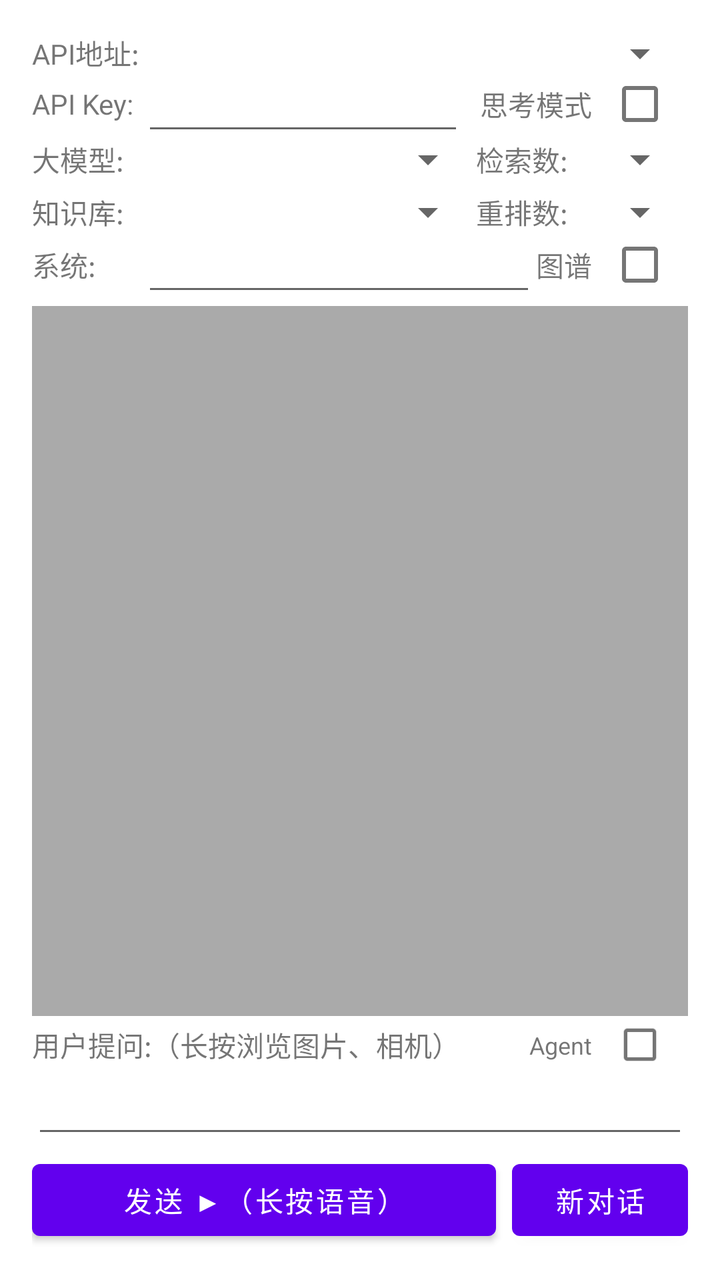
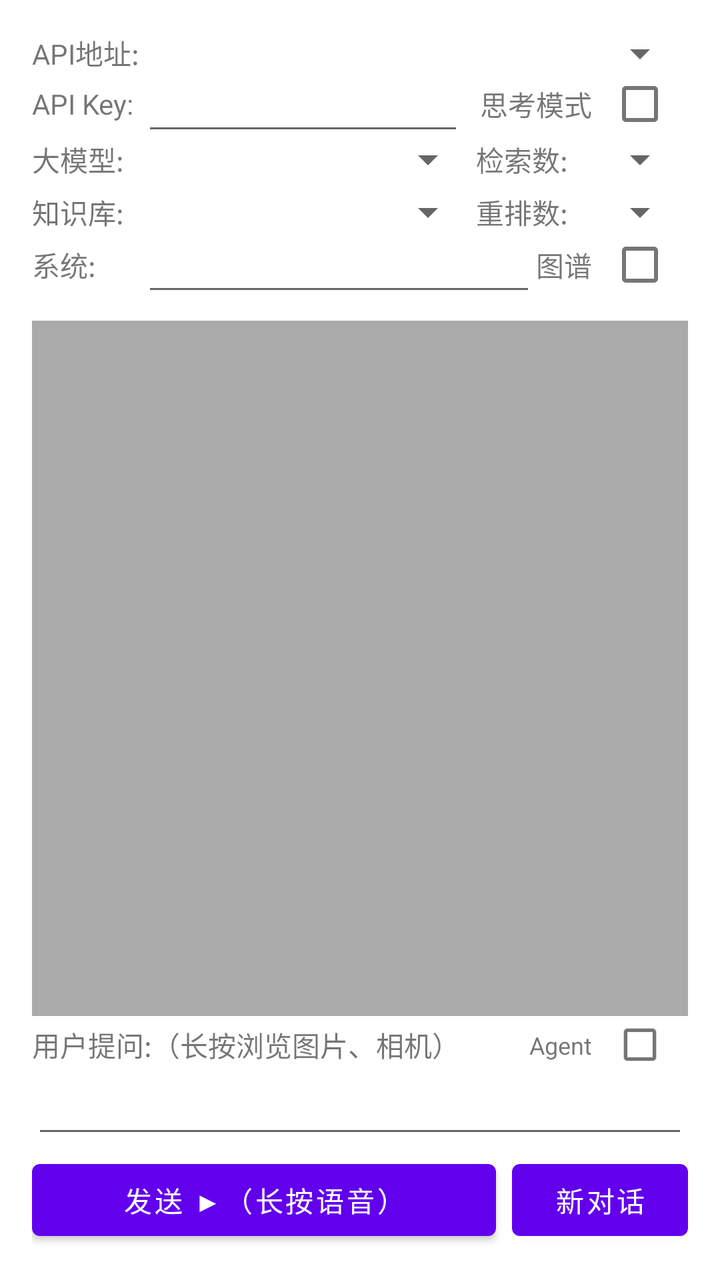

Before-and-after screenshots of an Android layout around one commit, followed by the original layout XML and the change that was made.
<!-- AndroidManifest.xml: application theme Theme.OfflineAI -->
<!-- res/layout/fragment_rag_qa.xml -->
<?xml version="1.0" encoding="utf-8"?>
<androidx.constraintlayout.widget.ConstraintLayout xmlns:android="http://schemas.android.com/apk/res/android"
    xmlns:app="http://schemas.android.com/apk/res-auto"
    xmlns:tools="http://schemas.android.com/tools"
    android:layout_width="match_parent"
    android:layout_height="match_parent"
    android:padding="16dp">

    
    <androidx.constraintlayout.widget.Guideline
        android:id="@+id/guidelineLabel"
        android:layout_width="wrap_content"
        android:layout_height="wrap_content"
        android:orientation="vertical"
        app:layout_constraintGuide_begin="55dp" />

    <TextView
        android:id="@+id/textViewApiUrlLabel"
        android:layout_width="0dp"
        android:layout_height="wrap_content"
        android:text="@string/label_llm_api_url"
        app:layout_constraintTop_toTopOf="parent"
        app:layout_constraintStart_toStartOf="parent"
        app:layout_constraintEnd_toStartOf="@+id/guidelineLabel" />

    <Spinner
        android:id="@+id/spinnerApiUrl"
        android:layout_width="0dp"
        android:layout_height="wrap_content"
        android:layout_marginStart="0dp"
        app:layout_constraintTop_toTopOf="@+id/textViewApiUrlLabel"
        app:layout_constraintBottom_toBottomOf="@+id/textViewApiUrlLabel"
        app:layout_constraintStart_toEndOf="@+id/guidelineLabel"
        app:layout_constraintEnd_toEndOf="parent" />

    <TextView
        android:id="@+id/textViewApiKeyLabel"
        android:layout_width="0dp"
        android:layout_height="wrap_content"
        android:layout_marginTop="4dp"
        android:text="@string/label_llm_api_key"
        app:layout_constraintTop_toBottomOf="@+id/spinnerApiUrl" 
        app:layout_constraintStart_toStartOf="parent"
        app:layout_constraintEnd_toStartOf="@+id/guidelineLabel" />

    <EditText
        android:id="@+id/editTextApiKey"
        android:layout_width="0dp"
        android:layout_height="wrap_content"
        android:layout_marginStart="0dp"
        android:layout_marginEnd="8dp"
        android:inputType="textPassword"
        app:layout_constraintTop_toTopOf="@+id/textViewApiKeyLabel"
        app:layout_constraintBottom_toBottomOf="@+id/textViewApiKeyLabel"
        app:layout_constraintStart_toEndOf="@+id/guidelineLabel"
        app:layout_constraintEnd_toStartOf="@+id/textViewThinkingModeLabel" />
    
    <Spinner
        android:id="@+id/spinnerBackendPreference"
        android:layout_width="0dp"
        android:layout_height="wrap_content"
        android:layout_marginStart="0dp"
        android:layout_marginEnd="0dp"
        android:visibility="gone"
        app:layout_constraintTop_toTopOf="@+id/textViewApiKeyLabel"
        app:layout_constraintBottom_toBottomOf="@+id/textViewApiKeyLabel"
        app:layout_constraintStart_toEndOf="@+id/guidelineLabel"
        app:layout_constraintEnd_toStartOf="@+id/textViewSearchDepthLabel" />
        
    <TextView
        android:id="@+id/textViewThinkingModeLabel"
        android:layout_width="wrap_content"
        android:layout_height="wrap_content"
        android:text="@string/text_thinking_mode"
        app:layout_constraintTop_toTopOf="@+id/textViewApiKeyLabel"
        app:layout_constraintBottom_toBottomOf="@+id/textViewApiKeyLabel"
        app:layout_constraintEnd_toStartOf="@+id/checkBoxThinkingModeKey" />

    <CheckBox
        android:id="@+id/checkBoxThinkingModeKey"
        android:layout_width="wrap_content"
        android:layout_height="wrap_content"
        android:layout_marginStart="8dp"
        app:layout_constraintTop_toTopOf="@+id/textViewApiKeyLabel"
        app:layout_constraintBottom_toBottomOf="@+id/textViewApiKeyLabel"
        app:layout_constraintEnd_toEndOf="parent" />

    <TextView
        android:id="@+id/textViewApiModelLabel"
        android:layout_width="0dp"
        android:layout_height="wrap_content"
        android:layout_marginTop="8dp"
        android:text="@string/label_llm_model"
        app:layout_constraintTop_toBottomOf="@+id/textViewApiKeyLabel"
        app:layout_constraintStart_toStartOf="parent"
        app:layout_constraintEnd_toStartOf="@+id/guidelineLabel" />

    <Spinner
        android:id="@+id/spinnerApiModel"
        android:layout_width="0dp"
        android:layout_height="wrap_content"
        android:layout_marginStart="0dp"
        android:layout_marginEnd="0dp"
        app:layout_constraintTop_toTopOf="@+id/textViewApiModelLabel"
        app:layout_constraintBottom_toBottomOf="@+id/textViewApiModelLabel"
        app:layout_constraintStart_toEndOf="@+id/guidelineLabel"
        app:layout_constraintEnd_toStartOf="@+id/textViewSearchDepthLabel" />

    <TextView
        android:id="@+id/textViewKnowledgeBaseLabel"
        android:layout_width="0dp"
        android:layout_height="wrap_content"
        android:layout_marginTop="4dp"
        android:text="@string/label_knowledge_base"
        app:layout_constraintTop_toBottomOf="@+id/spinnerApiModel"
        app:layout_constraintStart_toStartOf="parent"
        app:layout_constraintEnd_toStartOf="@+id/guidelineLabel" />

    <TextView
        android:id="@+id/textViewSearchDepthLabel"
        android:layout_width="wrap_content"
        android:layout_height="wrap_content"
        android:text="@string/label_search_depth"
        android:layout_marginStart="0dp"
        app:layout_constraintTop_toTopOf="@+id/spinnerApiModel"
        app:layout_constraintBottom_toBottomOf="@+id/spinnerApiModel"
        app:layout_constraintStart_toEndOf="@+id/spinnerApiModel" />

    <Spinner
        android:id="@+id/spinnerSearchDepth"
        android:layout_width="60dp"
        android:layout_height="wrap_content"
        android:layout_marginStart="0dp"
        android:paddingEnd="10dp"  
        app:layout_constraintTop_toTopOf="@+id/textViewSearchDepthLabel"
        app:layout_constraintBottom_toBottomOf="@+id/textViewSearchDepthLabel"
        app:layout_constraintStart_toEndOf="@+id/textViewSearchDepthLabel"
        app:layout_constraintEnd_toEndOf="parent" />

    <Spinner
        android:id="@+id/spinnerKnowledgeBase"
        android:layout_width="0dp"
        android:layout_height="wrap_content"
        android:layout_marginStart="0dp"
        android:layout_marginEnd="0dp"
        app:layout_constraintTop_toTopOf="@+id/textViewKnowledgeBaseLabel"
        app:layout_constraintBottom_toBottomOf="@+id/textViewKnowledgeBaseLabel"
        app:layout_constraintStart_toEndOf="@+id/guidelineLabel"
        app:layout_constraintEnd_toStartOf="@+id/textViewRerankCountLabel" />

    <TextView
        android:id="@+id/textViewRerankCountLabel"
        android:layout_width="wrap_content"
        android:layout_height="wrap_content"
        android:text="@string/label_rerank_count"
        android:layout_marginStart="0dp"
        app:layout_constraintTop_toTopOf="@+id/spinnerKnowledgeBase"
        app:layout_constraintBottom_toBottomOf="@+id/spinnerKnowledgeBase"
        app:layout_constraintStart_toEndOf="@+id/spinnerKnowledgeBase" />

    <Spinner
        android:id="@+id/spinnerRerankCount"
        android:layout_width="60dp"
        android:layout_height="wrap_content"
        android:layout_marginStart="0dp"
        android:paddingEnd="10dp"
        app:layout_constraintTop_toTopOf="@+id/textViewRerankCountLabel"
        app:layout_constraintBottom_toBottomOf="@+id/textViewRerankCountLabel"
        app:layout_constraintStart_toEndOf="@+id/textViewRerankCountLabel"
        app:layout_constraintEnd_toEndOf="parent" />

    <TextView
        android:id="@+id/textViewSystemPromptLabel"
        android:layout_width="0dp"
        android:layout_height="wrap_content"
        android:layout_marginTop="4dp"
        android:text="@string/label_system_prompt"
        app:layout_constraintTop_toBottomOf="@+id/spinnerKnowledgeBase"
        app:layout_constraintStart_toStartOf="parent"
        app:layout_constraintEnd_toStartOf="@+id/guidelineLabel" />

    <EditText
        android:id="@+id/editTextSystemPrompt"
        android:layout_width="0dp"
        android:layout_height="wrap_content"
        android:inputType="text"
        android:singleLine="true"
        android:layout_marginStart="0dp"
        app:layout_constraintTop_toTopOf="@+id/textViewSystemPromptLabel"
        app:layout_constraintBottom_toBottomOf="@+id/textViewSystemPromptLabel"
        app:layout_constraintStart_toEndOf="@+id/guidelineLabel"
        app:layout_constraintEnd_toStartOf="@+id/textViewGraphRagLabel" />

    <TextView
        android:id="@+id/textViewGraphRagLabel"
        android:layout_width="wrap_content"
        android:layout_height="wrap_content"
        android:text="@string/label_graph_rag_short"
        app:layout_constraintTop_toTopOf="@+id/textViewSystemPromptLabel"
        app:layout_constraintBottom_toBottomOf="@+id/textViewSystemPromptLabel"
        app:layout_constraintEnd_toStartOf="@+id/checkBoxGraphRagMode" />

    <CheckBox
        android:id="@+id/checkBoxGraphRagMode"
        android:layout_width="wrap_content"
        android:layout_height="wrap_content"
        android:layout_marginStart="8dp"
        app:layout_constraintTop_toTopOf="@+id/textViewSystemPromptLabel"
        app:layout_constraintBottom_toBottomOf="@+id/textViewSystemPromptLabel"
        app:layout_constraintEnd_toEndOf="parent" />

    
    <androidx.recyclerview.widget.RecyclerView
        android:id="@+id/recyclerViewChat"
        android:layout_width="0dp"
        android:layout_height="0dp"
        android:layout_marginTop="0dp"
        android:layout_marginBottom="4dp"
        android:background="@android:color/darker_gray"
        android:clipToPadding="false"
        android:paddingStart="2dp"
        android:paddingEnd="2dp"
        android:paddingTop="4dp"
        android:paddingBottom="4dp"
        app:layout_constraintTop_toBottomOf="@+id/editTextSystemPrompt"
        app:layout_constraintBottom_toTopOf="@+id/textViewUserPromptLabel" 
        app:layout_constraintStart_toStartOf="parent"
        app:layout_constraintEnd_toEndOf="parent" />

    <TextView
        android:id="@+id/textViewUserPromptLabel"
        android:layout_width="wrap_content"
        android:layout_height="wrap_content"
        android:layout_marginTop="2dp" 
        android:text="@string/label_user_prompt"
        app:layout_constraintBottom_toTopOf="@+id/recyclerViewImageThumbnails"
        app:layout_constraintStart_toStartOf="parent" />
    
    <TextView
        android:id="@+id/textViewAgentModeLabel"
        android:layout_width="wrap_content"
        android:layout_height="wrap_content"
        android:text="@string/label_agent_mode"
        android:textSize="12sp"
        app:layout_constraintTop_toTopOf="@+id/textViewUserPromptLabel"
        app:layout_constraintBottom_toBottomOf="@+id/textViewUserPromptLabel"
        app:layout_constraintEnd_toStartOf="@+id/checkBoxAgentMode" />
    
    <CheckBox
        android:id="@+id/checkBoxAgentMode"
        android:layout_width="wrap_content"
        android:layout_height="wrap_content"
        android:layout_marginStart="4dp"
        android:scaleX="0.9"
        android:scaleY="0.9"
        app:layout_constraintTop_toTopOf="@+id/textViewUserPromptLabel"
        app:layout_constraintBottom_toBottomOf="@+id/textViewUserPromptLabel"
        app:layout_constraintEnd_toEndOf="parent" />

    
    <androidx.recyclerview.widget.RecyclerView
        android:id="@+id/recyclerViewImageThumbnails"
        android:layout_width="0dp"
        android:layout_height="wrap_content"
        android:layout_marginTop="4dp"
        android:layout_marginBottom="4dp"
        android:visibility="gone"
        app:layout_constraintBottom_toTopOf="@+id/editTextUserPrompt"
        app:layout_constraintStart_toStartOf="parent"
        app:layout_constraintEnd_toEndOf="parent" />

    <EditText
        android:id="@+id/editTextUserPrompt"
        android:layout_width="0dp"
        android:layout_height="wrap_content"
        android:inputType="text"
        android:maxLines="4"
        android:imeOptions="actionSend"
        android:layout_marginBottom="2dp"
        app:layout_constraintBottom_toTopOf="@+id/buttonSendStop"
        app:layout_constraintStart_toStartOf="parent"
        app:layout_constraintEnd_toEndOf="parent" /> 

    <Button
        android:id="@+id/buttonSendStop"
        android:layout_width="0dp"
        android:layout_height="wrap_content"
        android:layout_marginEnd="8dp"
        android:text="@string/button_send"
        app:layout_constraintBottom_toBottomOf="parent"
        app:layout_constraintStart_toStartOf="parent"
        app:layout_constraintEnd_toStartOf="@+id/buttonNewChat" />

    <Button
        android:id="@+id/buttonNewChat"
        android:layout_width="wrap_content"
        android:layout_height="wrap_content"
        android:text="@string/text_new_conversation"
        app:layout_constraintBottom_toBottomOf="parent"
        app:layout_constraintEnd_toEndOf="parent" />

</androidx.constraintlayout.widget.ConstraintLayout>
<!-- resources referenced by this layout -->
<resources>
  <string name="button_send">发送 ▶（长按语音）</string>
  <string name="label_agent_mode">Agent</string>
  <string name="label_graph_rag_short">图谱</string>
  <string name="label_knowledge_base">知识库:</string>
  <string name="label_llm_api_key">API Key:</string>
  <string name="label_llm_api_url">API地址:</string>
  <string name="label_llm_model">大模型:</string>
  <string name="label_rerank_count">重排数:</string>
  <string name="label_search_depth">检索数:</string>
  <string name="label_system_prompt">系统:</string>
  <string name="label_user_prompt">用户提问:（长按浏览图片、相机）</string>
  <string name="text_new_conversation">新对话</string>
  <string name="text_thinking_mode">思考模式</string>
  <style name="Theme.OfflineAI" parent="Theme.MaterialComponents.DayNight.DarkActionBar">
          
          <item name="colorPrimary">@color/purple_500</item>
          <item name="colorPrimaryVariant">@color/purple_700</item>
          <item name="colorOnPrimary">@color/white</item>
          
          <item name="colorSecondary">@color/teal_200</item>
          <item name="colorSecondaryVariant">@color/teal_700</item>
          <item name="colorOnSecondary">@color/black</item>
          
          <item name="android:statusBarColor" tools:targetApi="l">?attr/colorPrimaryVariant</item>
          
      </style>
  <color name="purple_500">#FF6200EE</color>
  <color name="purple_700">#FF3700B3</color>
  <color name="white">#FFFFFFFF</color>
  <color name="teal_200">#FF03DAC5</color>
  <color name="teal_700">#FF018786</color>
  <color name="black">#FF000000</color>
</resources>

<!-- the commit's change to res/layout/fragment_rag_qa.xml (unified diff, before → after) -->
@@ -65,7 +65,7 @@
         app:layout_constraintTop_toTopOf="@+id/textViewApiKeyLabel"
         app:layout_constraintBottom_toBottomOf="@+id/textViewApiKeyLabel"
         app:layout_constraintStart_toEndOf="@+id/guidelineLabel"
-        app:layout_constraintEnd_toStartOf="@+id/textViewSearchDepthLabel" />
+        app:layout_constraintEnd_toStartOf="@+id/textViewThinkingModeLabel" />
         
     <TextView
         android:id="@+id/textViewThinkingModeLabel"
@@ -124,7 +124,8 @@
         android:layout_marginStart="0dp"
         app:layout_constraintTop_toTopOf="@+id/spinnerApiModel"
         app:layout_constraintBottom_toBottomOf="@+id/spinnerApiModel"
-        app:layout_constraintStart_toEndOf="@+id/spinnerApiModel" />
+        app:layout_constraintStart_toEndOf="@+id/spinnerApiModel"
+        app:layout_constraintEnd_toStartOf="@+id/spinnerSearchDepth" />
 
     <Spinner
         android:id="@+id/spinnerSearchDepth"
@@ -156,7 +157,8 @@
         android:layout_marginStart="0dp"
         app:layout_constraintTop_toTopOf="@+id/spinnerKnowledgeBase"
         app:layout_constraintBottom_toBottomOf="@+id/spinnerKnowledgeBase"
-        app:layout_constraintStart_toEndOf="@+id/spinnerKnowledgeBase" />
+        app:layout_constraintStart_toEndOf="@+id/spinnerKnowledgeBase"
+        app:layout_constraintEnd_toStartOf="@+id/spinnerRerankCount" />
 
     <Spinner
         android:id="@+id/spinnerRerankCount"
@@ -209,12 +211,20 @@
         app:layout_constraintBottom_toBottomOf="@+id/textViewSystemPromptLabel"
         app:layout_constraintEnd_toEndOf="parent" />
 
+    <androidx.constraintlayout.widget.Barrier
+        android:id="@+id/barrierConfigBottom"
+        android:layout_width="wrap_content"
+        android:layout_height="wrap_content"
+        app:barrierDirection="bottom"
+        app:barrierAllowsGoneWidgets="false"
+        app:constraint_referenced_ids="spinnerApiModel,textViewKnowledgeBaseLabel,spinnerKnowledgeBase,textViewSearchDepthLabel,spinnerSearchDepth,textViewRerankCountLabel,spinnerRerankCount,textViewSystemPromptLabel,editTextSystemPrompt,textViewGraphRagLabel,checkBoxGraphRagMode" />
+
     
     <androidx.recyclerview.widget.RecyclerView
         android:id="@+id/recyclerViewChat"
         android:layout_width="0dp"
         android:layout_height="0dp"
-        android:layout_marginTop="0dp"
+        android:layout_marginTop="4dp"
         android:layout_marginBottom="4dp"
         android:background="@android:color/darker_gray"
         android:clipToPadding="false"
@@ -222,7 +232,7 @@
         android:paddingEnd="2dp"
         android:paddingTop="4dp"
         android:paddingBottom="4dp"
-        app:layout_constraintTop_toBottomOf="@+id/editTextSystemPrompt"
+        app:layout_constraintTop_toBottomOf="@+id/barrierConfigBottom"
         app:layout_constraintBottom_toTopOf="@+id/textViewUserPromptLabel" 
         app:layout_constraintStart_toStartOf="parent"
         app:layout_constraintEnd_toEndOf="parent" />
